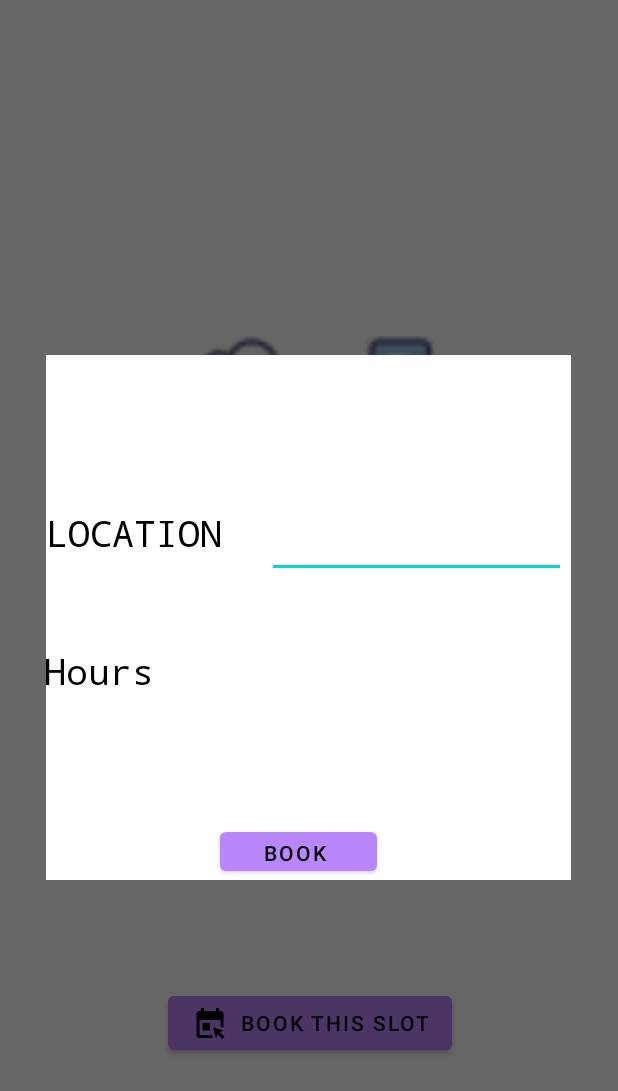
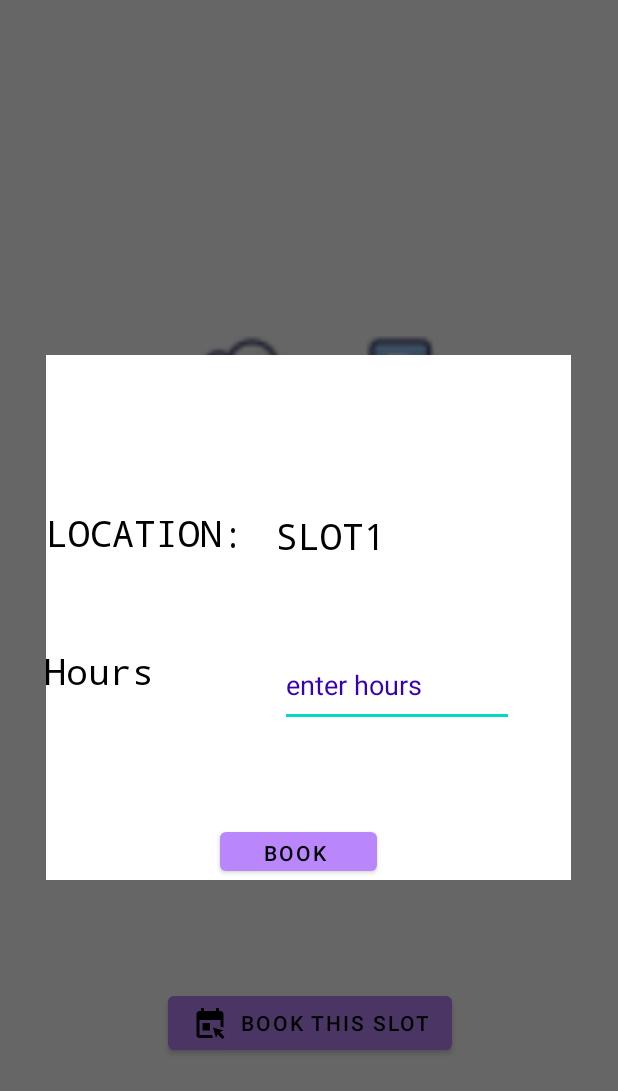
Before and after one commit to alenstein/smart_parking_system-, an Android app: the booking screen opened directly, with no data from a screen before it, after a tap on "BOOK THIS SLOT", on a phone screen of 412 x 824 dp. Shown: the top 1091 px of the screen. Run offline under Robolectric (Android 15) with nearby library versions, the light colour scheme and no system bars.

Commit message:
added booking popup dialog

```diff
--- a/app/src/main/java/com/example/smart_parking/GetDirections.java
+++ b/app/src/main/java/com/example/smart_parking/GetDirections.java
@@ -91,7 +91,7 @@ public class GetDirections extends AppCompatActivity {
          NotificationChannel channel;
          if (Build.VERSION.SDK_INT >= Build.VERSION_CODES.O) {
              channel = new NotificationChannel(CHANNEL_ID, "Notification 2", NotificationManager.IMPORTANCE_HIGH);
-             Notification.Builder builder = new     Notification.Builder(getApplicationContext())
+             Notification.Builder builder = new    Notification.Builder(getApplicationContext())
                      .setContentTitle(nTitle)
                      .setContentText(nContext)
                      .setSmallIcon(R.drawable.book_notification)
--- a/app/src/main/java/com/example/smart_parking/booking.java
+++ b/app/src/main/java/com/example/smart_parking/booking.java
@@ -16,18 +16,26 @@ import android.os.Build;
 import android.os.Bundle;
 import android.view.View;
 import android.widget.Button;
+import android.widget.EditText;
+import android.widget.TextView;
 import android.widget.Toast;
 
 public class booking extends AppCompatActivity {
     Button bookingButton;
-    String CHANNEL_ID = "channel 1";
+    String CHANNEL_ID = "channel 2";
     Dialog popDialog;
+    EditText bookingHours;
+    TextView parkingSlotStatusUpdate;
+    String bookedHours;
+
     @Override
     protected void onCreate(Bundle savedInstanceState) {
         super.onCreate(savedInstanceState);
         setContentView(R.layout.activity_booking);
         bookingButton = findViewById(R.id.BookSlotBtn);
         popDialog = new Dialog(this);
+        bookingHours = findViewById(R.id.bookingHoursInput);
+        parkingSlotStatusUpdate = findViewById(R.id.textView2);
 
         bookingButton.setOnClickListener(new View.OnClickListener() {
             @Override
@@ -35,30 +43,31 @@ public class booking extends AppCompatActivity {
                 popDialog.setContentView(R.layout.book_popup);
                 popDialog.show();
                 popDialog.getWindow().setBackgroundDrawable(new ColorDrawable(Color.WHITE));
-
-            }
+                            }
         });
     }
 
-    public void bookSlot(View view) {
-        Toast booking = Toast.makeText(booking.this, "Booked!", Toast.LENGTH_SHORT);
-        booking.show();
-        Toast timeLapse = Toast.makeText(booking.this, "You have 15 minutes before your booking is cancelled!", Toast.LENGTH_SHORT);
-        timeLapse.show();
-    }
+
 
     public void bookNow(View view){
+
         NotificationChannel channel;
+        if (bookingHours != null) bookedHours = bookingHours.getText().toString();
         if (Build.VERSION.SDK_INT >= Build.VERSION_CODES.O) {
             channel = new NotificationChannel(CHANNEL_ID, "Notification 1", NotificationManager.IMPORTANCE_HIGH);
             Builder builder = new Builder(getApplicationContext())
                     .setContentTitle("Smart Parking")
-                    .setContentText("You have booked parking slot1")
+                    .setContentText("You have booked parking slot1 for " + bookedHours + " Hours.")
                     .setSmallIcon(R.drawable.book_notification)
                     .setChannelId(CHANNEL_ID);
             NotificationManager notificationManager = (NotificationManager) getSystemService(NOTIFICATION_SERVICE);
             notificationManager.createNotificationChannel(channel);
             notificationManager.notify(1, builder.build());
+            Toast booking = Toast.makeText(booking.this, "Booked!", Toast.LENGTH_SHORT);
+            booking.show();
+            parkingSlotStatusUpdate.setText("BOOKED");
+            popDialog.dismiss();
+
         }
     }
 
--- a/app/src/main/res/drawable/btn_rounded_white.xml
+++ b/app/src/main/res/drawable/btn_rounded_white.xml
@@ -14,7 +14,12 @@
             </item>
         </layer-list>
 
-    </item>
+    </item>        app:icon="@drawable/ic_baseline_book_online_24"
+        app:layout_constraintBottom_toBottomOf="parent"
+        app:layout_constraintEnd_toEndOf="parent"
+        app:layout_constraintHorizontal_bias="0.502"
+        app:layout_constraintStart_toStartOf="parent"
+        app:lay
     <item android:state_focused="true">
 
         <layer-list>
--- a/app/src/main/res/layout/book_popup.xml
+++ b/app/src/main/res/layout/book_popup.xml
@@ -19,7 +19,25 @@
         android:layout_marginEnd="202dp"
         android:layout_marginBottom="196dp"
         android:fontFamily="monospace"
-        android:text="LOCATION"
+        android:text="LOCATION: "
+        android:textColor="@color/black"
+        android:textSize="24sp" />
+
+    <TextView
+        android:id="@+id/locationValue"
+        android:layout_width="140dp"
+        android:layout_height="52dp"
+        android:layout_alignParentStart="true"
+        android:layout_alignParentTop="true"
+        android:layout_alignParentEnd="true"
+
+        android:layout_alignParentBottom="true"
+        android:layout_marginStart="153dp"
+        android:layout_marginTop="104dp"
+        android:layout_marginEnd="49dp"
+        android:layout_marginBottom="194dp"
+        android:fontFamily="monospace"
+        android:text="SLOT1 "
         android:textColor="@color/black"
         android:textSize="24sp" />
 
@@ -44,34 +62,21 @@
         android:textSize="24sp" />
 
     <EditText
-        android:layout_width="200dp"
-        android:layout_height="wrap_content"
+        android:id="@+id/bookingHoursInput"
+        android:layout_width="156dp"
+        android:layout_height="56dp"
         android:layout_alignParentStart="true"
         android:layout_alignParentTop="true"
         android:layout_alignParentEnd="true"
         android:layout_alignParentBottom="true"
-        android:layout_marginStart="147dp"
-        android:layout_marginTop="104dp"
-        android:layout_marginEnd="3dp"
-        android:layout_marginBottom="201dp"
-        android:outlineAmbientShadowColor="@color/browser_actions_bg_grey"
-        android:autofillHints=""
-        android:inputType="text" />
-
-    <EditText
-        android:id="@+id/editText"
-        android:layout_width="200dp"
+        android:layout_marginStart="156dp"
+        android:layout_marginTop="192dp"
+        android:layout_marginEnd="38dp"
+        android:layout_marginBottom="102dp"
+        android:hint="enter hours"
+        android:textColorHint="@color/purple_700"
         android:outlineProvider="paddedBounds"
-        android:layout_height="wrap_content"
-        android:layout_alignParentStart="true"
-        android:layout_alignParentTop="true"
-        android:layout_alignParentEnd="true"
-        android:layout_alignParentBottom="true"
-        android:layout_marginStart="149dp"
-        android:layout_marginTop="194dp"
-        android:layout_marginEnd="1dp"
-        android:inputType="number"
-        android:layout_marginBottom="111dp" />
+        android:textColor="@color/purple_700" />
 
     <Button
         android:id="@+id/BookNow"
```
